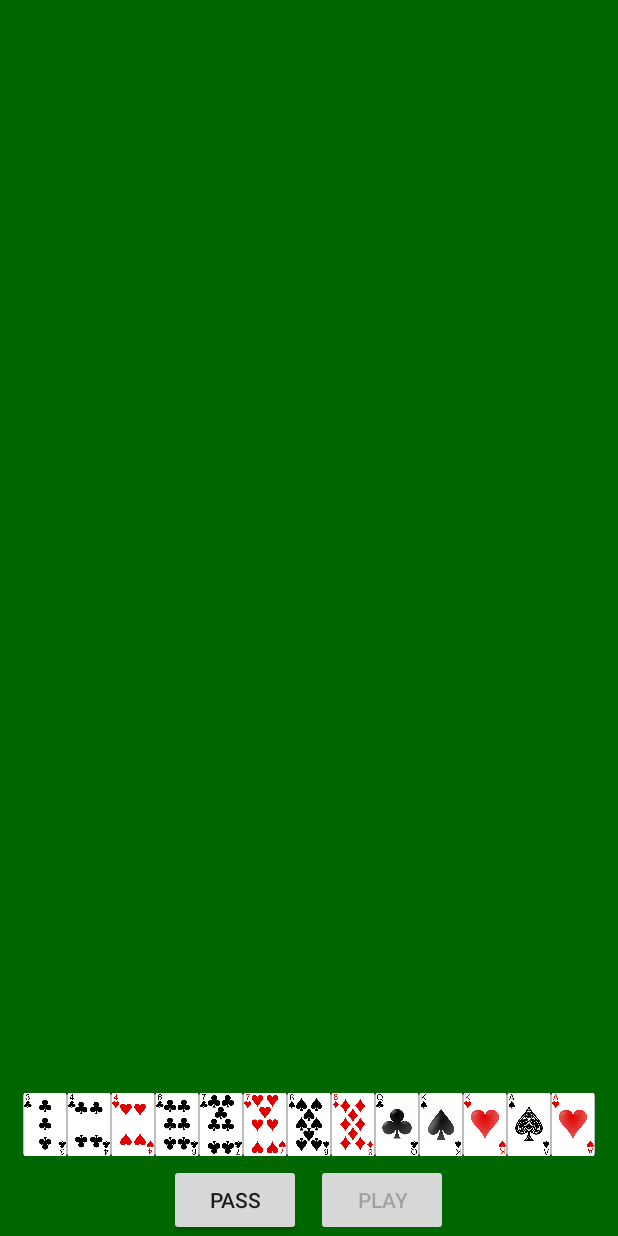
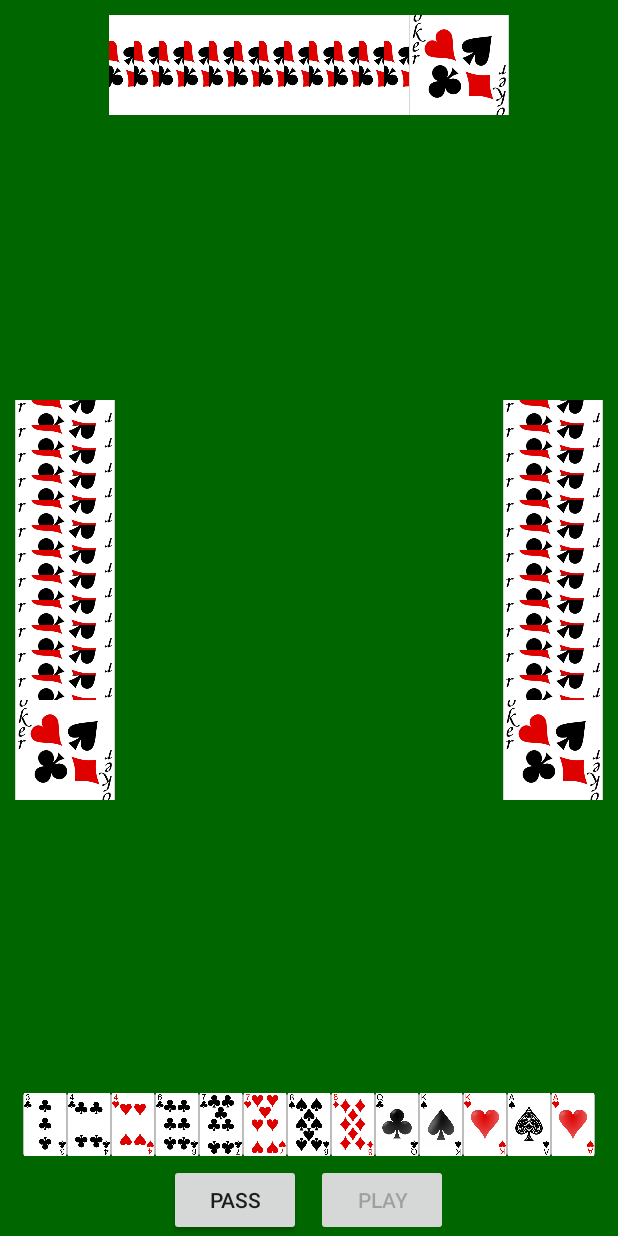
Before and after one commit to vhnguy2/tienlen, an Android app: the screen it shows after launch (HomeActivity), after a tap on "DEAL", on a phone screen of 412 x 824 dp. Run offline under Robolectric (Android 15) with nearby library versions, the phone set to English and light mode, and no system bars.

Commit message:
add Ui for the 2nd, 3rd, and 4th players

```diff
--- a/app/src/main/java/vitran/tienlen/TienLenGameFragment.java
+++ b/app/src/main/java/vitran/tienlen/TienLenGameFragment.java
@@ -24,6 +24,8 @@ import vitran.tienlen.game.models.Card;
 import vitran.tienlen.game.models.TienLenPlayHand;
 import vitran.tienlen.game.models.TienLenPlayer;
 import vitran.tienlen.ui.CardDrawableResolver;
+import vitran.tienlen.ui.HorizontalHand;
+import vitran.tienlen.ui.VerticalHand;
 
 public class TienLenGameFragment extends BaseFragment {
 
@@ -32,8 +34,13 @@ public class TienLenGameFragment extends BaseFragment {
   private float toggleTranslationInPx;
   private int cardWidth;
 
+  // subviews
   private final List<ImageView> cards = new ArrayList<>();
   private final List<ImageView> tableCardViews = new ArrayList<>();
+  private VerticalHand player2HandView;
+  private HorizontalHand player3HandView;
+  private VerticalHand player4HandView;
+
   private final TienLenGameEngine gameEngine = new TienLenGameEngine();
   private final Handler handler = new Handler();
 
@@ -105,6 +112,10 @@ public class TienLenGameFragment extends BaseFragment {
     playButton = (Button) v.findViewById(R.id.tien_len_play);
     passButton = (Button) v.findViewById(R.id.tien_len_pass);
 
+    player2HandView = (VerticalHand) v.findViewById(R.id.player2_hand);
+    player3HandView = (HorizontalHand) v.findViewById(R.id.player3_hand);
+    player4HandView = (VerticalHand) v.findViewById(R.id.player4_hand);
+
     return v;
   }
 
@@ -129,6 +140,18 @@ public class TienLenGameFragment extends BaseFragment {
           if (player.getId() == mePlayer.getId()) {
             ImageView viewToSwap = cards.get(player.getHand().size() - 1);
             updateCardImage(viewToSwap, card);
+          }
+
+          if (player.getId() == 1) {
+            player2HandView.setNumberOfCards(player.getHand().size());
+          }
+
+          if (player.getId() == 2) {
+            player3HandView.setNumberOfCards(player.getHand().size());
+          }
+
+          if (player.getId() == 3) {
+            player4HandView.setNumberOfCards(player.getHand().size());
           }
         }
 
--- /dev/null
+++ b/app/src/main/java/vitran/tienlen/ui/HorizontalHand.java
@@ -0,0 +1,55 @@
+package vitran.tienlen.ui;
+
+import android.content.Context;
+import android.support.annotation.NonNull;
+import android.util.AttributeSet;
+import android.widget.FrameLayout;
+import android.widget.ImageView;
+import android.widget.LinearLayout;
+
+import vitran.tienlen.R;
+
+public class HorizontalHand extends LinearLayout {
+  private Context mContext;
+
+  public HorizontalHand(Context context) {
+    super(context);
+    init(context);
+  }
+
+  public HorizontalHand(Context context, AttributeSet attrs) {
+    super(context, attrs);
+    init(context);
+  }
+
+  public HorizontalHand(Context context, AttributeSet attrs, int defStyleAttr) {
+    super(context, attrs, defStyleAttr);
+    init(context);
+  }
+
+  private void init(@NonNull Context context) {
+    mContext = context;
+    setOrientation(HORIZONTAL);
+  }
+
+  public void setNumberOfCards(int numCards) {
+    removeAllViews();
+
+    FrameLayout.LayoutParams lp = new FrameLayout.LayoutParams(25, 100);
+    for (int i = 0; i < numCards - 1; i++) {
+      ImageView card = new ImageView(mContext);
+      card.setImageResource(R.drawable.black_joker);
+      card.setLayoutParams(lp);
+      card.setScaleType(ImageView.ScaleType.CENTER_CROP);
+      addView(card);
+    }
+
+    if (numCards > 0) {
+      // add the final card, which will be the full card
+      ImageView card = new ImageView(mContext);
+      card.setImageResource(R.drawable.black_joker);
+      card.setScaleType(ImageView.ScaleType.CENTER_CROP);
+      addView(card, 100, 100);
+    }
+  }
+}
--- /dev/null
+++ b/app/src/main/java/vitran/tienlen/ui/VerticalHand.java
@@ -0,0 +1,56 @@
+package vitran.tienlen.ui;
+
+import android.content.Context;
+import android.support.annotation.NonNull;
+import android.util.AttributeSet;
+import android.widget.FrameLayout;
+import android.widget.ImageView;
+import android.widget.LinearLayout;
+
+import vitran.tienlen.R;
+
+public class VerticalHand extends LinearLayout {
+
+  private Context mContext;
+
+  public VerticalHand(Context context) {
+    super(context);
+    init(context);
+  }
+
+  public VerticalHand(Context context, AttributeSet attrs) {
+    super(context, attrs);
+    init(context);
+  }
+
+  public VerticalHand(Context context, AttributeSet attrs, int defStyleAttr) {
+    super(context, attrs, defStyleAttr);
+    init(context);
+  }
+
+  private void init(@NonNull Context context) {
+    mContext = context;
+    setOrientation(VERTICAL);
+  }
+
+  public void setNumberOfCards(int numCards) {
+    removeAllViews();
+
+    FrameLayout.LayoutParams lp = new FrameLayout.LayoutParams(100, 25);
+    for (int i = 0; i < numCards - 1; i++) {
+      ImageView card = new ImageView(mContext);
+      card.setImageResource(R.drawable.black_joker);
+      card.setLayoutParams(lp);
+      card.setScaleType(ImageView.ScaleType.CENTER_CROP);
+      addView(card);
+    }
+
+    if (numCards > 0) {
+      // add the final card, which will be the full card
+      ImageView card = new ImageView(mContext);
+      card.setImageResource(R.drawable.black_joker);
+      card.setScaleType(ImageView.ScaleType.CENTER_CROP);
+      addView(card, 100, 100);
+    }
+  }
+}
--- a/app/src/main/res/layout/tien_len_game_fragment.xml
+++ b/app/src/main/res/layout/tien_len_game_fragment.xml
@@ -6,9 +6,12 @@
     android:background="@color/green"
     android:orientation="vertical"
     >
-  <View
+  <vitran.tienlen.ui.HorizontalHand
+      android:id="@+id/player3_hand"
       android:layout_width="match_parent"
-      android:layout_height="100dp"
+      android:layout_height="wrap_content"
+      android:layout_margin="10dp"
+      android:gravity="center"
       />
 
   <LinearLayout
@@ -18,13 +21,17 @@
       android:gravity="center"
       android:orientation="horizontal"
       >
-    <FrameLayout
+    <vitran.tienlen.ui.VerticalHand
+        android:id="@+id/player2_hand"
         android:layout_width="wrap_content"
         android:layout_height="wrap_content"
+        android:layout_gravity="center"
+        android:layout_margin="10dp"
         />
     <LinearLayout
-        android:layout_width="wrap_content"
+        android:layout_width="0dp"
         android:layout_height="wrap_content"
+        android:layout_weight="1"
         android:layout_margin="5dp"
         android:gravity="center"
         android:orientation="horizontal"
@@ -95,10 +102,13 @@
           android:layout_height="wrap_content"
           />
     </LinearLayout>
-    <FrameLayout
-      android:layout_width="wrap_content"
-      android:layout_height="match_parent"
-      />
+    <vitran.tienlen.ui.VerticalHand
+        android:id="@+id/player4_hand"
+        android:layout_width="wrap_content"
+        android:layout_height="wrap_content"
+        android:layout_gravity="center"
+        android:layout_margin="10dp"
+        />
   </LinearLayout>
 
   <LinearLayout
```
